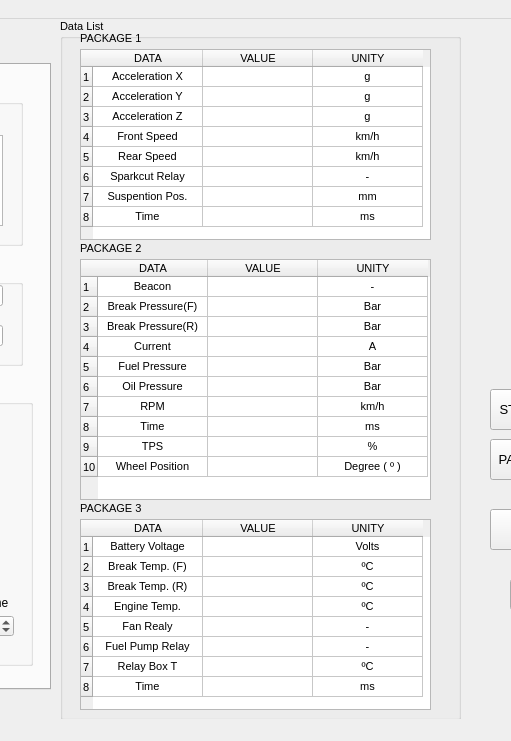
Above: interface.nova_v12.ui from bernardo-torres/telemetry-formula-remake before the change; both pictures show x 690 to 1201 and y 0 to 741 of the 1350 by 741 pixel window. Below: the same form after it.
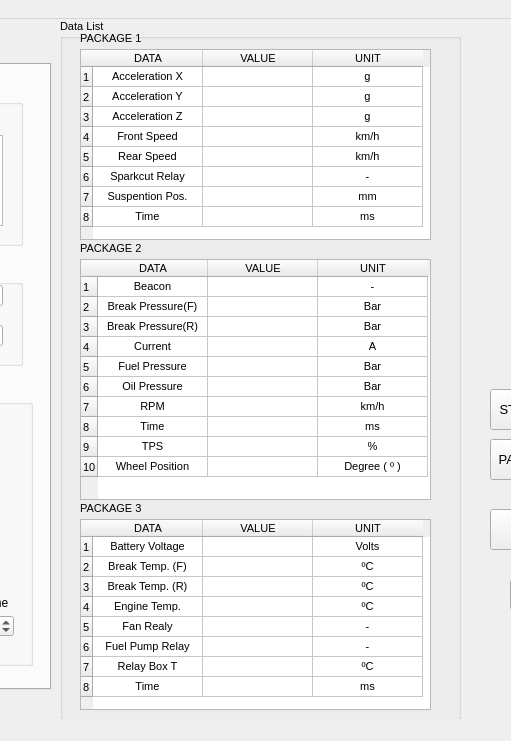
That is the form after the change. Custom widgets are drawn as their Qt base class.

Patch:
```diff
--- a/interface.nova_v12.ui
+++ b/interface.nova_v12.ui
@@ -2761,7 +2761,7 @@
      </column>
      <column>
       <property name="text">
-       <string>UNITY</string>
+       <string>UNIT</string>
       </property>
      </column>
      <item row="0" column="0">
@@ -2941,6 +2941,9 @@
       </property>
      </item>
      <item row="7" column="1">
+      <property name="text">
+       <string/>
+      </property>
       <property name="textAlignment">
        <set>AlignCenter</set>
       </property>
@@ -3062,7 +3065,7 @@
      </column>
      <column>
       <property name="text">
-       <string>UNITY</string>
+       <string>UNIT</string>
       </property>
      </column>
      <item row="0" column="0">
@@ -3290,6 +3293,9 @@
       </property>
      </item>
      <item row="9" column="1">
+      <property name="text">
+       <string/>
+      </property>
       <property name="textAlignment">
        <set>AlignCenter</set>
       </property>
@@ -3388,7 +3394,7 @@
      </column>
      <column>
       <property name="text">
-       <string>UNITY</string>
+       <string>UNIT</string>
       </property>
      </column>
      <item row="0" column="0">
```
